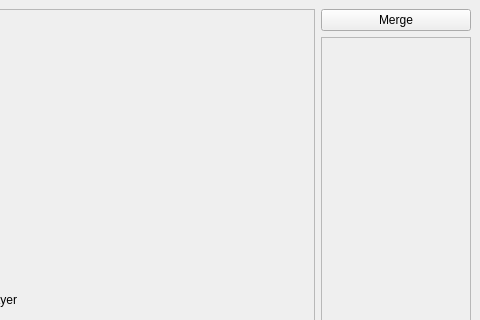
Old version of the form UI/clustereditor.ui in the repository HaldiH/tat; both pictures show x 320 to 800 and y 0 to 320 of the 800 by 600 pixel window.
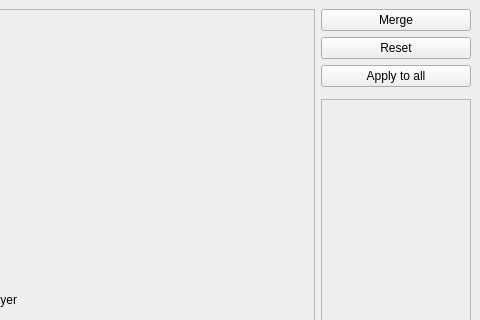
New version of the form.

Commit message: Modifications made in the cluster editor are now temporary and the apply to all button allows to apply the merger to every selected cluster

```diff
--- a/UI/clustereditor.ui
+++ b/UI/clustereditor.ui
@@ -15,7 +15,7 @@
   </property>
   <widget class="QWidget" name="centralwidget">
    <layout class="QGridLayout" name="gridLayout_2">
-    <item row="1" column="1">
+    <item row="4" column="1">
      <widget class="QScrollArea" name="scrollAreaLayers">
       <property name="sizePolicy">
        <sizepolicy hsizetype="Minimum" vsizetype="Expanding">
@@ -41,13 +41,20 @@
          <x>0</x>
          <y>0</y>
          <width>148</width>
-         <height>548</height>
+         <height>484</height>
         </rect>
        </property>
        <layout class="QVBoxLayout" name="verticalLayout"/>
       </widget>
      </widget>
     </item>
+    <item row="2" column="1">
+     <widget class="QPushButton" name="applyButton">
+      <property name="text">
+       <string>Apply to all</string>
+      </property>
+     </widget>
+    </item>
     <item row="0" column="1">
      <widget class="QPushButton" name="mergeButton">
       <property name="text">
@@ -55,7 +62,14 @@
       </property>
      </widget>
     </item>
-    <item row="0" column="0" rowspan="2">
+    <item row="1" column="1">
+     <widget class="QPushButton" name="resetButton">
+      <property name="text">
+       <string>Reset</string>
+      </property>
+     </widget>
+    </item>
+    <item row="0" column="0" rowspan="5">
      <widget class="QFrame" name="imageFrame">
       <property name="sizePolicy">
        <sizepolicy hsizetype="Expanding" vsizetype="Preferred">
```
The commit also changes 16 other files.
